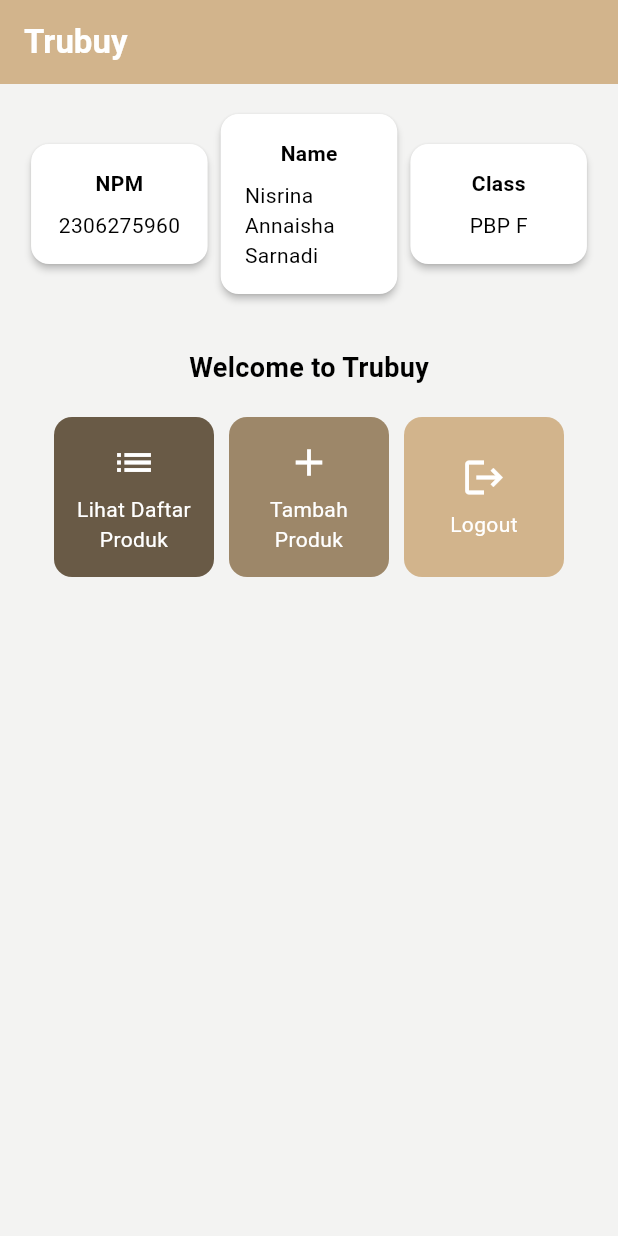
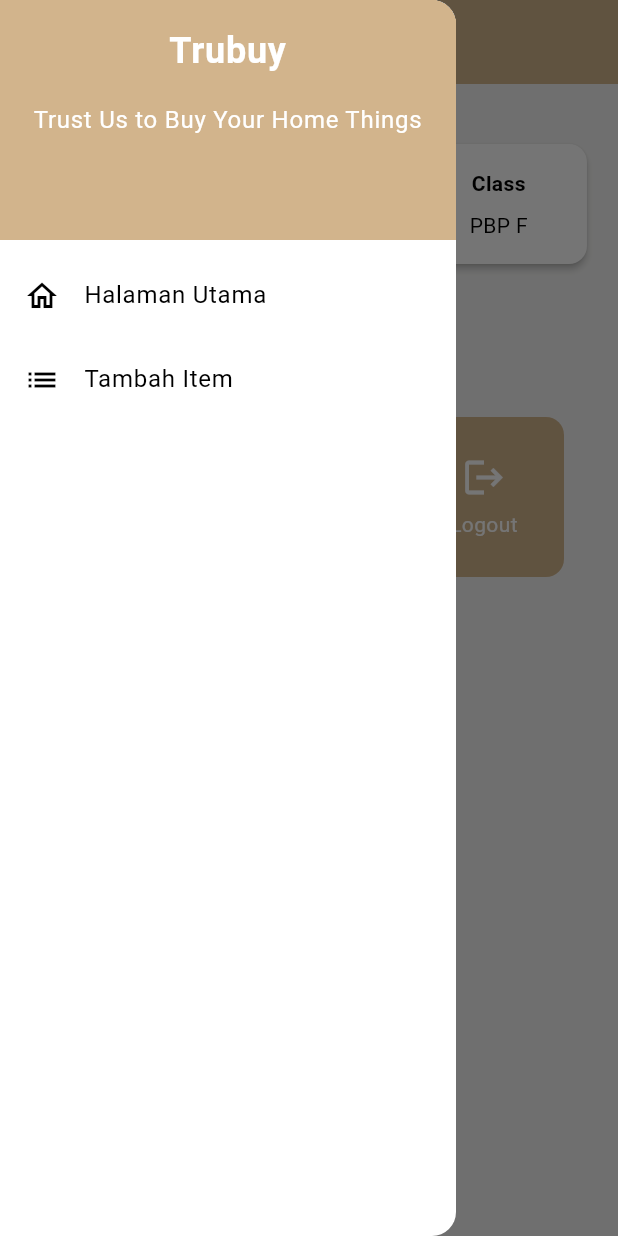
Before and after one commit to nsrnannaisha/Trubuy-PBP-Mobile, a Flutter app: the screen it shows after launch, with the side drawer open (before the commit the screen has no drawer), on a phone screen of 412 x 824 dp. Run offline on Flutter 3.47's test engine with Material 3 defaults, Android fonts, the phone set to English and light mode, and no system bars.

Commit message:
Tugas 8: initial commit

```diff
--- a/lib/main.dart
+++ b/lib/main.dart
@@ -1,5 +1,5 @@
 import 'package:flutter/material.dart';
-import 'package:trubuy_mobile/menu.dart';
+import 'package:trubuy_mobile/screens/menu.dart';
 
 void main() {
   runApp(const MyApp());
--- a/lib/menu.dart
+++ b/lib/screens/menu.dart
@@ -1,4 +1,6 @@
 import 'package:flutter/material.dart';
+import 'package:trubuy_mobile/widgets/left_drawer.dart';
+import 'package:trubuy_mobile/widgets/product_card.dart';
 
 // Inisialisasi warna
 class ColorSelect {
@@ -16,7 +18,7 @@ class MyHomePage extends StatelessWidget {
   // Definisikan items
   final List<ItemHomepage> items = [
     ItemHomepage("Lihat Daftar Produk", Icons.list, ColorSelect.button1),
-    ItemHomepage("Tambah Produk", Icons.add, ColorSelect.button2),
+    ItemHomepage("Tambah Item", Icons.add, ColorSelect.button2),
     ItemHomepage("Logout", Icons.logout, ColorSelect.cbuttons),
   ];
 
@@ -39,7 +41,11 @@ class MyHomePage extends StatelessWidget {
           ),
           // Background color appBar
           backgroundColor: Theme.of(context).colorScheme.primary,
+          // Mengganti warna icon drawer menjadi putih
+          iconTheme: const IconThemeData(color: Colors.white),
         ),
+        // Masukkan drawer sebagai parameter nilai drawer dari widget Scaffold
+        drawer: const LeftDrawer(),
         // Body halaman
         body: Padding(
           padding: const EdgeInsets.all(16.0),
@@ -130,64 +136,3 @@ class InfoCard extends StatelessWidget {
     );
   }
 }
-
-// Definisikan parameter item homepage
-class ItemHomepage {
-     final String name;
-     final IconData icon;
-     final Color color;
-
-     ItemHomepage(this.name, this.icon, this.color);
-}
-
-class ItemCard extends StatelessWidget {
-
-  // Menampilkan kartu dengan ikon dan nama
-  final ItemHomepage item;
-  const ItemCard(this.item, {super.key});
-
-  @override
-  Widget build(BuildContext context) {
-    return Material(
-      // Definisikan warna
-      color: item.color,
-
-      borderRadius: BorderRadius.circular(12),
-
-      // Aksi ketika kartu ditekan
-      child: InkWell(
-        onTap: () {
-          // Menampilkan pesan SnackBar saat kartu diklik
-          ScaffoldMessenger.of(context)
-            ..hideCurrentSnackBar()
-            ..showSnackBar(
-              SnackBar(content: Text("Kamu telah menekan tombol ${item.name}!"))
-            );
-        },
-        // Container untuk menyimpan Icon dan Text
-        child: Container(
-          padding: const EdgeInsets.all(8),
-          child: Center(
-            child: Column(
-              // Menyusun ikon dan teks
-              mainAxisAlignment: MainAxisAlignment.center,
-              children: [
-                Icon(
-                  item.icon,
-                  color: Colors.white,
-                  size: 30.0,
-                ),
-                const Padding(padding: EdgeInsets.all(3)),
-                Text(
-                  item.name,
-                  textAlign: TextAlign.center,
-                  style: const TextStyle(color: Colors.white),
-                ),
-              ],
-            ),
-          ),
-        ),
-      ),
-    );
-  }
-}
--- /dev/null
+++ b/lib/widgets/left_drawer.dart
@@ -0,0 +1,68 @@
+import 'package:flutter/material.dart';
+import 'package:trubuy_mobile/screens/menu.dart';
+import 'package:trubuy_mobile/screens/productentry_form.dart';
+
+class LeftDrawer extends StatelessWidget {
+  const LeftDrawer({super.key});
+
+  @override
+  Widget build(BuildContext context) {
+    return Drawer(
+      child: ListView(
+        children: [
+          DrawerHeader(
+              decoration: BoxDecoration(
+                color: Theme.of(context).colorScheme.primary,
+              ),
+              child: const Column(
+                children: [
+                  Text(
+                    'Trubuy',
+                    textAlign: TextAlign.center,
+                    style: TextStyle(
+                      fontSize: 24,
+                      fontWeight: FontWeight.bold,
+                      color: Colors.white,
+                    ),
+                  ),
+                  Padding(padding: EdgeInsets.all(8)),
+                  Text(
+                    "Trust Us to Buy Your Home Things",
+                    textAlign: TextAlign.center,
+                    style: TextStyle(
+                      fontSize: 16,
+                      color: Colors.white,
+                    ),
+                  ),
+                ],
+              ),
+          ),
+
+          ListTile(
+            leading: const Icon(Icons.home_outlined),
+            title: const Text('Halaman Utama'),
+            // Bagian redirection ke MyHomePage
+            onTap: () {
+              Navigator.pushReplacement(
+                  context,
+                  MaterialPageRoute(
+                    builder: (context) => MyHomePage(),
+                  ));
+            },
+          ),
+          ListTile(
+            leading: const Icon(Icons.list),
+            title: const Text('Tambah Item'),
+            onTap: () {
+              Navigator.pushReplacement(
+                context,
+                MaterialPageRoute(
+                  builder: (context) => ProductEntryFormPage(),
+                ));
+            },
+          ),
+        ],
+      ),
+    );
+  }
+}
--- /dev/null
+++ b/lib/widgets/product_card.dart
@@ -0,0 +1,70 @@
+import 'package:flutter/material.dart';
+import 'package:trubuy_mobile/screens/productentry_form.dart';
+
+// Definisikan parameter item homepage
+class ItemHomepage {
+     final String name;
+     final IconData icon;
+     final Color color;
+
+     ItemHomepage(this.name, this.icon, this.color);
+}
+
+class ItemCard extends StatelessWidget {
+
+  // Menampilkan kartu dengan ikon dan nama
+  final ItemHomepage item;
+  const ItemCard(this.item, {super.key});
+
+  @override
+  Widget build(BuildContext context) {
+    return Material(
+      // Definisikan warna
+      color: item.color,
+
+      borderRadius: BorderRadius.circular(12),
+
+      // Aksi ketika kartu ditekan
+      child: InkWell(
+        // Aksi ketika kartu ditekan.
+        onTap: () {
+          // Menampilkan pesan SnackBar saat kartu ditekan.
+          ScaffoldMessenger.of(context)
+            ..hideCurrentSnackBar()
+            ..showSnackBar(
+              SnackBar(content: Text("Kamu telah menekan tombol ${item.name}!"))
+            );
+          // Navigate ke route yang sesuai (tergantung jenis tombol)
+          if (item.name == "Tambah Item") {
+            Navigator.push(context,
+              MaterialPageRoute(builder: (context) => const ProductEntryFormPage()));
+          }
+        },
+
+        // Container untuk menyimpan Icon dan Text
+        child: Container(
+          padding: const EdgeInsets.all(8),
+          child: Center(
+            child: Column(
+              // Menyusun ikon dan teks
+              mainAxisAlignment: MainAxisAlignment.center,
+              children: [
+                Icon(
+                  item.icon,
+                  color: Colors.white,
+                  size: 30.0,
+                ),
+                const Padding(padding: EdgeInsets.all(3)),
+                Text(
+                  item.name,
+                  textAlign: TextAlign.center,
+                  style: const TextStyle(color: Colors.white),
+                ),
+              ],
+            ),
+          ),
+        ),
+      ),
+    );
+  }
+}
```
Also changed, not shown: lib/screens/productentry_form.dart (added, +164 -0 lines).
